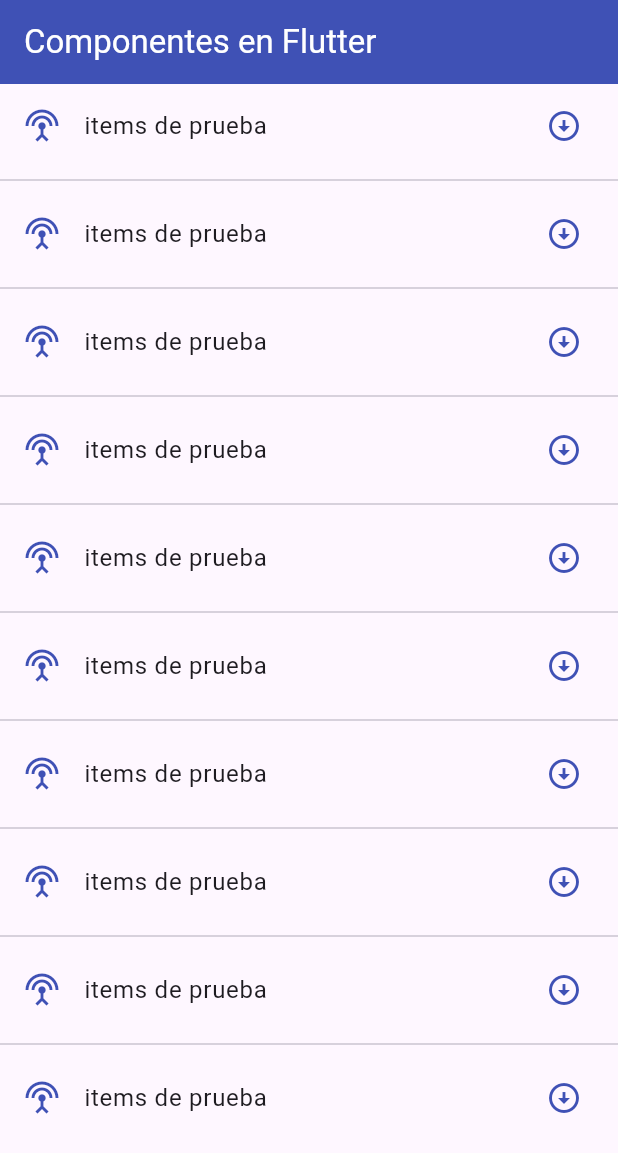
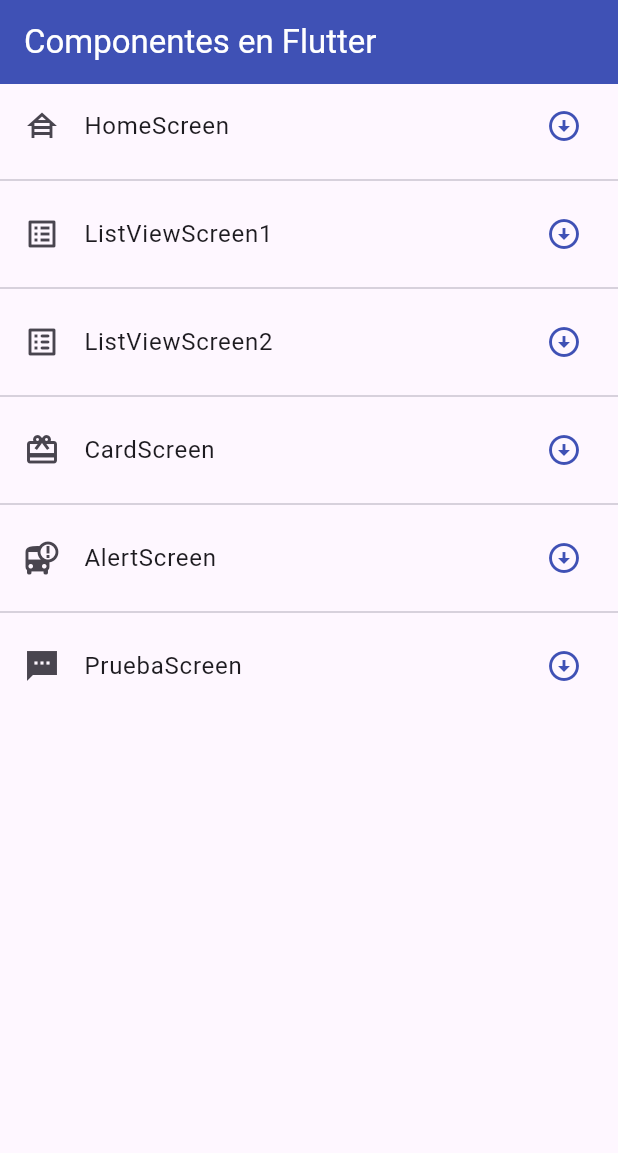
Before and after one commit to Odenfis/flutter_components, a Flutter app: the screen it shows after launch, on a phone screen of 412 x 824 dp. Shown: the top 1153 px of the screen. Run offline on Flutter 3.47's test engine with Material 3 defaults, Android fonts, the phone set to English and light mode, and no system bars.

Commit message:
update211024

```diff
--- a/lib/main.dart
+++ b/lib/main.dart
@@ -1,3 +1,4 @@
+import 'package:fl_cmpuno/router/app_routes.dart';
 import 'package:flutter/material.dart';
 import 'screens/screens.dart';
 
@@ -13,14 +14,9 @@ class MyApp extends StatelessWidget {
       debugShowCheckedModeBanner: false,
       title: 'Material App',
       //home: const ListView2Screen(),
-      initialRoute: 'home',
-      routes: {
-        'home': (BuildContext context) => const HomeScreen(),
-        'listview1':(BuildContext context) => const ListView1Screen(),
-        'listview2':(BuildContext context) => const ListView2Screen(),
-        'card':(BuildContext context) => const CardScreen(),
-        'alert':(BuildContext context) => const AlertScreen()
-      },
+      initialRoute: AppRoutes.initialRoute,
+      routes: AppRoutes.getAppRoutes(),
+      onGenerateRoute: AppRoutes.onGenerateRoute,
     );
   }
 }
--- /dev/null
+++ b/lib/models/menu_option.dart
@@ -0,0 +1,15 @@
+import 'package:flutter/material.dart';
+
+class MenuOption{
+  final String route;
+  final IconData icon;
+  final String name;
+  final Widget screen;
+
+  MenuOption({
+    required this.route,
+    required this.icon,
+    required this.name,
+    required this.screen});
+
+}
--- /dev/null
+++ b/lib/models/models.dart
@@ -0,0 +1 @@
+export 'package:fl_cmpuno/models/menu_option.dart';
--- /dev/null
+++ b/lib/router/app_routes.dart
@@ -0,0 +1,67 @@
+import 'package:fl_cmpuno/models/menu_option.dart';
+import 'package:flutter/material.dart';
+
+import '../screens/screens.dart';
+
+class AppRoutes{
+
+  static const initialRoute = 'home';
+  static final menuOptions = <MenuOption>[
+    MenuOption(
+      route: 'home',
+      icon: Icons.house_siding_sharp,
+      name: 'HomeScreen',
+      screen: const HomeScreen()),
+    MenuOption(
+      route: 'listview1',
+      icon: Icons.list_alt,
+      name: 'ListViewScreen1',
+      screen: const ListView1Screen()),
+    MenuOption(
+      route: 'listview2',
+      icon: Icons.list_alt_rounded,
+      name: 'ListViewScreen2',
+      screen: const ListView2Screen()),
+    MenuOption(
+      route: 'card',
+      icon: Icons.card_giftcard,
+      name: 'CardScreen',
+      screen: const CardScreen()),
+    MenuOption(
+      route: 'alert',
+      icon: Icons.bus_alert,
+      name: 'AlertScreen',
+      screen: const AlertScreen()),
+    MenuOption(
+      route: 'prueba',
+      icon: Icons.textsms_sharp,
+      name: 'PruebaScreen',
+      screen: const PruebaScreen())
+  ];
+
+  //Recorrido del menú
+  static Map<String, Widget Function(BuildContext)> getAppRoutes(){
+    Map<String, Widget Function(BuildContext)> appRoutes = {};
+    for (final options in menuOptions){
+      appRoutes.addAll({options.route: (BuildContext context) => options.screen});
+    }
+    return appRoutes;
+  }
+
+  /*
+  static Map<String, Widget Function(BuildContext)> routes = {
+    'home': (BuildContext context) => const HomeScreen(),
+    'listview1':(BuildContext context) => const ListView1Screen(),
+    'listview2':(BuildContext context) => const ListView2Screen(),
+    'card':(BuildContext context) => const CardScreen(),
+    'alert':(BuildContext context) => const AlertScreen()
+  };*/
+
+  static Route<dynamic> onGenerateRoute(RouteSettings settings){
+    print(settings);
+    return MaterialPageRoute(
+    builder:(context) => const AlertScreen(),
+    );
+  }
+
+}
--- a/lib/screens/home_screen.dart
+++ b/lib/screens/home_screen.dart
@@ -1,4 +1,5 @@
 //import 'package:fl_cmpuno/screens/alert_screen.dart';
+import 'package:fl_cmpuno/router/app_routes.dart';
 import 'package:flutter/material.dart';
 
 class HomeScreen extends StatelessWidget {
@@ -19,19 +20,18 @@ class HomeScreen extends StatelessWidget {
       ),
       body: ListView.separated(
         itemBuilder:(context, index) => ListTile(
-          leading: const Icon(Icons.settings_input_antenna,
-                        color: Colors.indigo,),
-          title: const Text('items de prueba'),
+          leading: Icon(AppRoutes.menuOptions[index].icon),
+          title: Text(AppRoutes.menuOptions[index].name),
           trailing: const Icon(Icons.arrow_circle_down,
                         color: Colors.indigo,),
           onTap: () {
             //final ruta = MaterialPageRoute(builder:(context) => const AlertScreen());
             //Navigator.push(context, ruta);
-            Navigator.pushNamed(context, 'card');
+            Navigator.pushNamed(context, AppRoutes.menuOptions[index].route);
           },
         ),
         separatorBuilder:(context, index) => const Divider(),
-        itemCount: 10),
+        itemCount: AppRoutes.menuOptions.length),
 
     );
   }
--- /dev/null
+++ b/lib/screens/prueba_screen.dart
@@ -0,0 +1,15 @@
+import 'package:flutter/material.dart';
+
+class PruebaScreen extends StatelessWidget {
+
+  const PruebaScreen({super.key});
+
+  @override
+  Widget build(BuildContext context) {
+    return const Scaffold(
+      body: Center(
+         child: Text('PruebaScreen'),
+      ),
+    );
+  }
+}
--- a/lib/screens/screens.dart
+++ b/lib/screens/screens.dart
@@ -1,4 +1,5 @@
 //ARCHIVO DE BARRIL
+export 'package:fl_cmpuno/screens/prueba_screen.dart';
 export 'package:fl_cmpuno/screens/home_screen.dart';
 export 'package:fl_cmpuno/screens/alert_screen.dart';
 export 'package:fl_cmpuno/screens/card_screen.dart';
```
